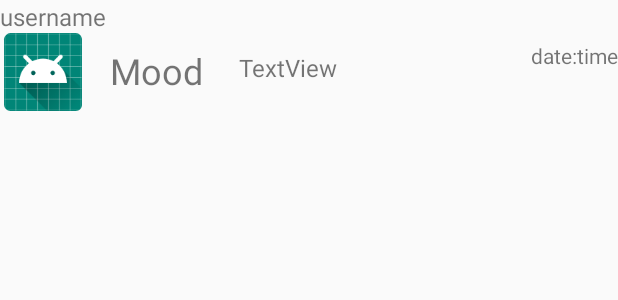
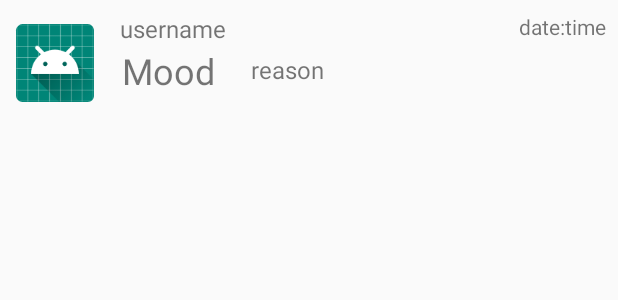
Before and after one commit to CMPUT301F19T28/FeelsBook, an Android app: the layout item_post.xml on its own in the app's theme, with its tools: preview values and no code run, on a phone screen of 412 x 824 dp. Shown: the top 300 px of the screen. Run offline under Robolectric (Android 15) with nearby library versions, the phone set to English and light mode, and no system bars.

Commit message:
Fixed item post xml and comments

```diff
--- a/app/src/main/java/com/cmput/feelsbook/AddMoodActivity.java
+++ b/app/src/main/java/com/cmput/feelsbook/AddMoodActivity.java
@@ -250,8 +250,8 @@ public class AddMoodActivity extends AppCompatActivity{
             }
         }
 
-        //checks to see if the editmood has a social situation
-        // if makes dropdown visible and sets the social situation
+        // checks to see if the editmood has a social situation
+        // makes dropdown visible and sets the social situation
         if(editMood.hasSituation()){
             for(int i = 0; i < socialSits.length; i++){
                 if(socialSits[i] == editMood.getSituation()){
--- a/app/src/main/java/com/cmput/feelsbook/ProfileActivity.java
+++ b/app/src/main/java/com/cmput/feelsbook/ProfileActivity.java
@@ -280,27 +280,25 @@ public class ProfileActivity extends AppCompatActivity implements FilterFragment
                 Date dateTime = null;
 
                 try {
-                    if (doc.contains("datetime"))
+                    if (doc.contains("datetime")){
                         dateTime = ((Timestamp) doc.get("datetime")).toDate();
-
-                    if (doc.contains("location"))
+                        Log.d("Profile","Datetime accessed: "+dateTime);
+                    }
+                    if (doc.contains("location")){
                         location = (Location) doc.get("location");
-
+                    }
                     if (doc.contains("photo")) {
                         photo = getPhoto((String)  doc.get("photo"));
                     }
-
                     if (doc.contains("profilePic")) {
                         profilePic = getPhoto((String)  doc.get("profilePic"));
                     }
-
                     if (doc.contains("reason"))
                         reason = (String) doc.get("reason");
 
                     if (doc.contains("situation") & (doc.get("situation") != null)) {
                         situation = SocialSituation.getSocialSituation((String) doc.get("situation"));
                     }
-
                     if (doc.contains("moodType") & (doc.get("moodType") != null)) {
                         moodType = MoodType.getMoodType((String) doc.get("moodType"));
                     }
--- a/app/src/main/res/layout/item_post.xml
+++ b/app/src/main/res/layout/item_post.xml
@@ -10,30 +10,33 @@
         android:id="@+id/profileImage"
         android:layout_width="57dp"
         android:layout_height="52dp"
+        android:layout_marginStart="8dp"
+        android:layout_marginTop="16dp"
+        android:layout_marginBottom="8dp"
         android:src="@mipmap/ic_launcher_round"
         app:layout_constraintBottom_toBottomOf="parent"
         app:layout_constraintStart_toStartOf="parent"
-        app:layout_constraintTop_toBottomOf="@+id/user_name"
-        app:layout_constraintVertical_bias="0.0" />
+        app:layout_constraintTop_toTopOf="parent" />
 
     <TextView
         android:id="@+id/moodText"
         android:layout_width="wrap_content"
         android:layout_height="wrap_content"
         android:layout_marginStart="16dp"
-        android:layout_marginTop="20dp"
+        android:layout_marginBottom="12dp"
         android:text="Mood"
         android:textSize="24sp"
         app:layout_constraintBottom_toBottomOf="parent"
         app:layout_constraintStart_toEndOf="@+id/profileImage"
-        app:layout_constraintTop_toTopOf="parent" />
+        app:layout_constraintTop_toBottomOf="@+id/user_name" />
 
     <TextView
         android:id="@+id/dateText"
         android:layout_width="wrap_content"
         android:layout_height="wrap_content"
+        android:layout_marginTop="8dp"
+        android:layout_marginEnd="8dp"
         android:text="date:time"
-        app:layout_constraintBottom_toBottomOf="parent"
         app:layout_constraintEnd_toEndOf="parent"
         app:layout_constraintTop_toTopOf="parent" />
 
@@ -43,7 +46,7 @@
         android:layout_height="wrap_content"
         android:layout_marginStart="24dp"
         android:layout_marginTop="16dp"
-        android:text="TextView"
+        android:text="reason"
         android:textSize="16sp"
         app:layout_constraintBottom_toBottomOf="parent"
         app:layout_constraintStart_toEndOf="@+id/moodText"
@@ -53,6 +56,8 @@
         android:id="@+id/user_name"
         android:layout_width="wrap_content"
         android:layout_height="wrap_content"
+        android:layout_marginStart="80dp"
+        android:layout_marginTop="8dp"
         android:text="username"
         android:textSize="16sp"
         app:layout_constraintStart_toStartOf="parent"
```
